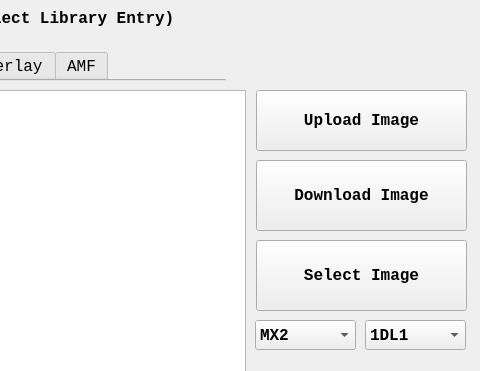
Before: the Qt Designer form cpp-qt/Librarian/dialog.ui in aja-video/colorbox-demos, drawn with Qt 5; both pictures show x 345 to 825 and y 0 to 371 of the 825 by 500 pixel window.
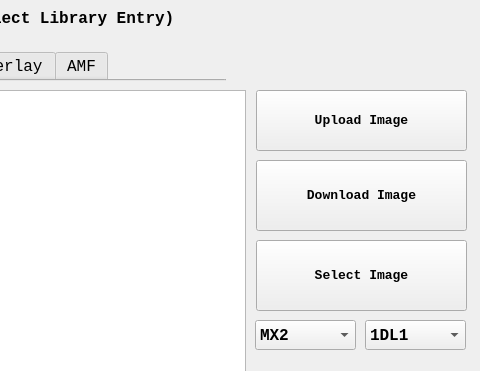
After: the same form once the commit is applied. The open tabs and pages were chosen to show the change.

Commit message: futzing with fonts.

```diff
--- a/cpp-qt/Librarian/dialog.ui
+++ b/cpp-qt/Librarian/dialog.ui
@@ -43,7 +43,7 @@
    <property name="font">
     <font>
      <family>Lucida Console</family>
-     <pointsize>12</pointsize>
+     <pointsize>10</pointsize>
      <bold>true</bold>
     </font>
    </property>
@@ -69,7 +69,7 @@
    <property name="font">
     <font>
      <family>Lucida Console</family>
-     <pointsize>12</pointsize>
+     <pointsize>10</pointsize>
      <bold>true</bold>
     </font>
    </property>
@@ -188,7 +188,7 @@
    <property name="font">
     <font>
      <family>Lucida Console</family>
-     <pointsize>12</pointsize>
+     <pointsize>10</pointsize>
      <bold>true</bold>
     </font>
    </property>
```
Left out of the diff: 3 changed lines with no effect on the pictures. The commit also changes 1 other file.
